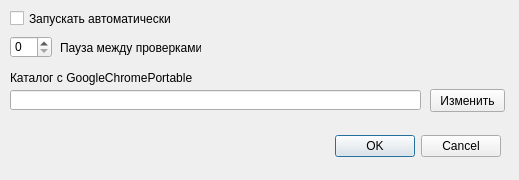
First picture: the form in settings.ui, repository AlexandrVelikiy/insta_auto_sub, before the edit.
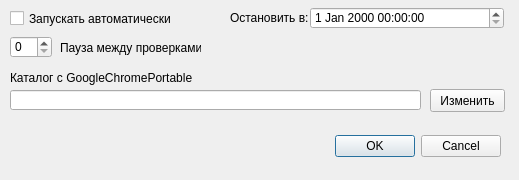
Second picture: the form after the edit.

Diff of the .ui file:
```diff
--- a/settings.ui
+++ b/settings.ui
@@ -104,6 +104,29 @@
     <string>Каталог с GoogleChromePortable</string>
    </property>
   </widget>
+  <widget class="QDateTimeEdit" name="dateTime_stop">
+   <property name="geometry">
+    <rect>
+     <x>310</x>
+     <y>7</y>
+     <width>194</width>
+     <height>22</height>
+    </rect>
+   </property>
+  </widget>
+  <widget class="QLabel" name="label_3">
+   <property name="geometry">
+    <rect>
+     <x>230</x>
+     <y>10</y>
+     <width>81</width>
+     <height>16</height>
+    </rect>
+   </property>
+   <property name="text">
+    <string>Остановить в:</string>
+   </property>
+  </widget>
  </widget>
  <resources/>
  <connections>
```
